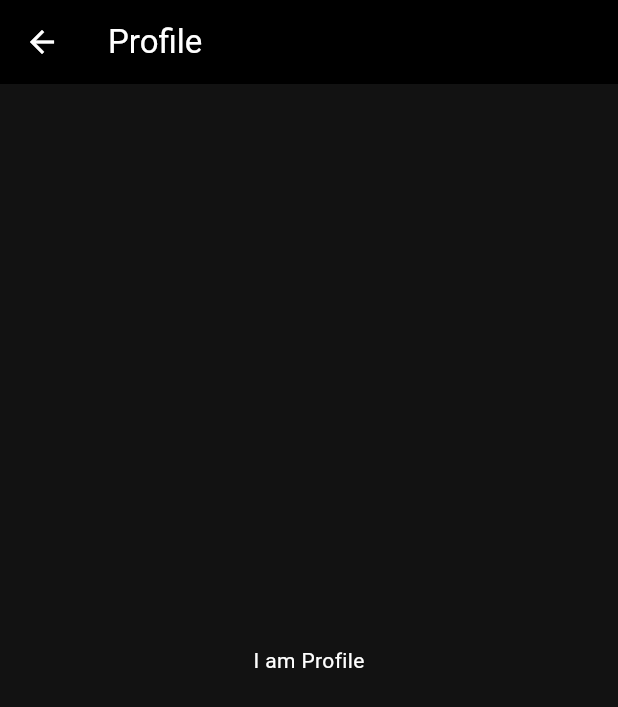
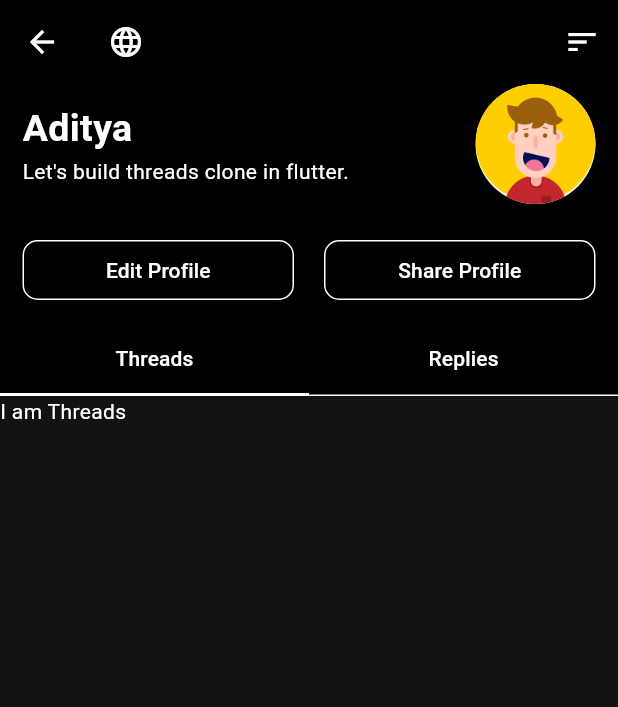
Before and after one commit to aditya263/Threads-Clone-App, a Flutter app: the Profile screen opened directly, on a phone screen of 412 x 824 dp. Shown: the top 707 px of the screen. Run offline on Flutter 3.47's test engine with Material 3 defaults, Android fonts, the light colour scheme and no system bars; our stand-ins replace flutter_dotenv, form_validator, get, get_storage, supabase_flutter; accounts and stored records are empty.

Commit message:
Profile Page UI Design Completed Nested Scroll functionality Added on Profile

```diff
--- /dev/null
+++ b/lib/utils/styles/button_styles.dart
@@ -0,0 +1,11 @@
+import 'package:flutter/material.dart';
+
+ButtonStyle customOutlineStyle() {
+  return ButtonStyle(
+    shape: MaterialStateProperty.all(
+      RoundedRectangleBorder(
+        borderRadius: BorderRadius.circular(10),
+      ),
+    ),
+  );
+}
--- a/lib/views/profile/profile.dart
+++ b/lib/views/profile/profile.dart
@@ -1,4 +1,6 @@
 import 'package:flutter/material.dart';
+import 'package:get/get.dart';
+import 'package:threads_clone_app/utils/styles/button_styles.dart';
 
 class Profile extends StatefulWidget {
   const Profile({super.key});
@@ -12,11 +14,138 @@ class _ProfileState extends State<Profile> {
   Widget build(BuildContext context) {
     return Scaffold(
       appBar: AppBar(
-        title: const Text("Profile"),
+        title: const Icon(Icons.language),
+        centerTitle: false,
+        actions: [
+          IconButton(
+            onPressed: () {},
+            icon: const Icon(Icons.sort),
+          ),
+        ],
       ),
-      body: const Center(
-        child: Text("I am Profile"),
+      body: DefaultTabController(
+        length: 2,
+        child: NestedScrollView(
+          headerSliverBuilder: (context, innerBoxIsScrolled) {
+            return <Widget>[
+              SliverAppBar(
+                expandedHeight: 160,
+                collapsedHeight: 160,
+                automaticallyImplyLeading: false,
+                flexibleSpace: Padding(
+                  padding: const EdgeInsets.symmetric(horizontal: 15),
+                  child: Column(
+                    children: [
+                      Row(
+                        mainAxisAlignment: MainAxisAlignment.spaceBetween,
+                        children: [
+                          Column(
+                            crossAxisAlignment: CrossAxisAlignment.start,
+                            children: [
+                              const Text(
+                                "Aditya",
+                                style: TextStyle(
+                                  fontSize: 25,
+                                  fontWeight: FontWeight.bold,
+                                ),
+                              ),
+                              SizedBox(
+                                width: context.width * 0.7,
+                                child: const Text(
+                                  "Let's build threads clone in flutter.",
+                                ),
+                              ),
+                            ],
+                          ),
+                          const CircleAvatar(
+                            radius: 40,
+                            backgroundImage:
+                                AssetImage("assets/images/avatar.png"),
+                          )
+                        ],
+                      ),
+                      const SizedBox(
+                        height: 20,
+                      ),
+                      Row(
+                        children: [
+                          Expanded(
+                            child: OutlinedButton(
+                              onPressed: () {},
+                              style: customOutlineStyle(),
+                              child: const Text("Edit Profile"),
+                            ),
+                          ),
+                          const SizedBox(
+                            width: 20,
+                          ),
+                          Expanded(
+                            child: OutlinedButton(
+                              onPressed: () {},
+                              style: customOutlineStyle(),
+                              child: const Text("Share Profile"),
+                            ),
+                          ),
+                        ],
+                      ),
+                    ],
+                  ),
+                ),
+              ),
+              SliverPersistentHeader(
+                floating: true,
+                pinned: true,
+                delegate: SliverAppBarDelegate(
+                  const TabBar(
+                    indicatorSize: TabBarIndicatorSize.tab,
+                    tabs: [
+                      Tab(
+                        text: "Threads",
+                      ),
+                      Tab(
+                        text: "Replies",
+                      ),
+                    ],
+                  ),
+                ),
+              ),
+            ];
+          },
+          body: const TabBarView(
+            children: [
+              Text("I am Threads"),
+              Text("I am Replies"),
+            ],
+          ),
+        ),
       ),
     );
   }
 }
+
+// * Sliver persistentHeader class
+class SliverAppBarDelegate extends SliverPersistentHeaderDelegate {
+  final TabBar _tabBar;
+
+  SliverAppBarDelegate(this._tabBar);
+
+  @override
+  double get maxExtent => _tabBar.preferredSize.height;
+
+  @override
+  double get minExtent => _tabBar.preferredSize.height;
+
+  @override
+  Widget build(
+      BuildContext context, double shrinkOffset, bool overlapsContent) {
+    return Container(
+      color: Colors.black,
+      child: _tabBar,
+    );
+  }
+
+  @override
+  bool shouldRebuild(covariant SliverPersistentHeaderDelegate oldDelegate) {
+    return false;
+  }
+}
```
